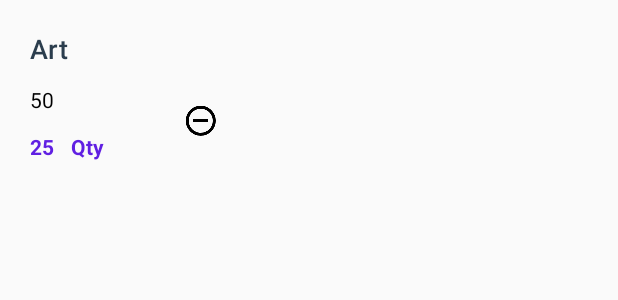
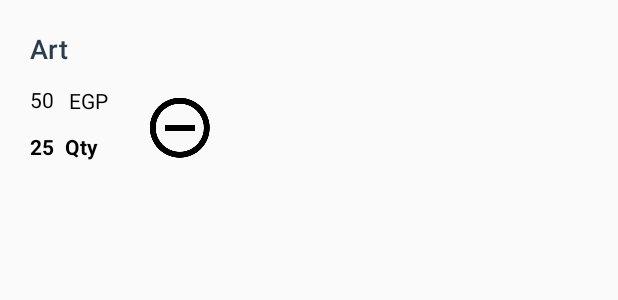
Before and after one commit to AhmedZaki918/Books-Store, an Android app: the layout list_item.xml on its own in the app's theme, with its tools: preview values and no code run, on a phone screen of 412 x 824 dp. Shown: the top 300 px of the screen. Run offline under Robolectric (Android 15) with nearby library versions, the phone set to English and light mode, and no system bars.

```diff
--- a/app/src/main/java/com/example/android/booksstore/CatalogActivity.java
+++ b/app/src/main/java/com/example/android/booksstore/CatalogActivity.java
@@ -114,7 +114,7 @@ public class CatalogActivity extends AppCompatActivity implements
         values.put(BookEntry.COLUMN_BOOK_PRICE, 30);
         values.put(BookEntry.COLUMN_BOOK_QUANTITY, 25);
         values.put(BookEntry.COLUMN_BOOK_SUPPLIER, "Ahmed Ali");
-        values.put(BookEntry.COLUMN_BOOK_PHONE, 100544881);
+        values.put(BookEntry.COLUMN_BOOK_PHONE, "01115444887");
 
 
         // Insert a new row for Art into the provider using the ContentResolver.
--- a/app/src/main/java/com/example/android/booksstore/EditorActivity.java
+++ b/app/src/main/java/com/example/android/booksstore/EditorActivity.java
@@ -404,14 +404,14 @@ public class EditorActivity extends AppCompatActivity implements
             int price = cursor.getInt(priceColumnIndex);
             int quantity = cursor.getInt(quantityColumnIndex);
             String supplier = cursor.getString(supplierColumnIndex);
-            int phone = cursor.getInt(phoneColumnIndex);
+            String phone = cursor.getString(phoneColumnIndex);
 
             // Update the views on the screen with the values from the database
             mProductEditText.setText(product);
             mPriceEditText.setText(Integer.toString(price));
             mQuantityEditText.setText(Integer.toString(quantity));
             mSupplierEditText.setText(supplier);
-            mPhoneEditText.setText(Integer.toString(phone));
+            mPhoneEditText.setText(phone);
         }
     }
 
--- a/app/src/main/java/com/example/android/booksstore/data/BookDbHelper.java
+++ b/app/src/main/java/com/example/android/booksstore/data/BookDbHelper.java
@@ -41,7 +41,7 @@ public class BookDbHelper extends SQLiteOpenHelper {
                 + BookEntry.COLUMN_BOOK_PRICE + " REAL, "
                 + BookEntry.COLUMN_BOOK_QUANTITY + " INTEGER, "
                 + BookEntry.COLUMN_BOOK_SUPPLIER + " TEXT, "
-                + BookEntry.COLUMN_BOOK_PHONE + " INTEGER);";
+                + BookEntry.COLUMN_BOOK_PHONE + " TEXT);";
 
         // Execute the SQL statement
         db.execSQL(SQL_CREATE_BOOKS_TABLE);
--- a/app/src/main/res/layout/activity_catalog.xml
+++ b/app/src/main/res/layout/activity_catalog.xml
@@ -3,7 +3,8 @@
     xmlns:tools="http://schemas.android.com/tools"
     android:layout_width="match_parent"
     android:layout_height="match_parent"
-    tools:context=".CatalogActivity">
+    tools:context=".CatalogActivity"
+    android:background="@drawable/lysander_yuen_1344992_unsplash">
 
     <ListView
         android:id="@+id/list"
--- a/app/src/main/res/layout/list_item.xml
+++ b/app/src/main/res/layout/list_item.xml
@@ -43,7 +43,7 @@
         android:layout_marginTop="12dp"
         android:fontFamily="sans-serif"
         android:textAppearance="?android:textAppearanceSmall"
-        android:textColor="@color/purple"
+        android:textColor="@color/black"
         android:textSize="14sp"
         android:textStyle="bold"
         app:layout_constraintStart_toStartOf="parent"
@@ -54,26 +54,24 @@
         android:id="@+id/sale"
         android:layout_width="wrap_content"
         android:layout_height="wrap_content"
+        android:layout_marginStart="24dp"
         android:layout_marginTop="45dp"
-        android:layout_marginEnd="250dp"
         android:layout_marginBottom="8dp"
-        android:src="@drawable/baseline_remove_circle_outline_black_24"
+        android:src="@drawable/baseline_remove_circle_outline_black_48"
         app:layout_constraintBottom_toBottomOf="parent"
-        app:layout_constraintEnd_toEndOf="parent"
+        app:layout_constraintStart_toEndOf="@+id/currency"
         app:layout_constraintTop_toTopOf="parent" />
 
     <TextView
         android:id="@+id/currency"
         android:layout_width="wrap_content"
         android:layout_height="wrap_content"
-        android:layout_marginStart="8dp"
-        android:layout_marginTop="16dp"
-        android:layout_marginEnd="270dp"
+        android:layout_marginStart="10dp"
+        android:layout_marginTop="8dp"
         android:layout_marginBottom="8dp"
         android:text="@string/currency"
         android:textColor="@color/black"
         app:layout_constraintBottom_toBottomOf="parent"
-        app:layout_constraintEnd_toStartOf="@+id/sale"
         app:layout_constraintStart_toEndOf="@+id/price"
         app:layout_constraintTop_toTopOf="parent" />
 
@@ -81,15 +79,16 @@
         android:id="@+id/qty"
         android:layout_width="wrap_content"
         android:layout_height="wrap_content"
-        android:layout_marginStart="8dp"
+        android:layout_marginStart="4dp"
+        android:layout_marginTop="11dp"
         android:layout_marginEnd="250dp"
         android:text="@string/quantity"
-        android:textColor="@color/purple"
+        android:textColor="@color/black"
         android:textSize="14sp"
         android:textStyle="bold"
-        app:layout_constraintBottom_toBottomOf="parent"
         app:layout_constraintEnd_toEndOf="parent"
         app:layout_constraintHorizontal_bias="0.039"
-        app:layout_constraintStart_toEndOf="@+id/quantity" />
+        app:layout_constraintStart_toEndOf="@+id/quantity"
+        app:layout_constraintTop_toBottomOf="@+id/currency" />
 
 </android.support.constraint.ConstraintLayout>
--- a/app/src/main/res/values/strings.xml
+++ b/app/src/main/res/values/strings.xml
@@ -91,5 +91,8 @@
     <!-- Currency -->
     <string name="currency">EGP</string>
 
+    <!-- Unknown book -->
+    <string name="unknown_book">Unknown</string>
+
 
 </resources>
```
Also changed, not shown: app/src/main/java/com/example/android/booksstore/BookCursorAdapter.java (+8 -0 lines), app/src/main/res/layout/activity_editior.xml (+5 -8 lines), app/src/main/res/drawable-hdpi/joel_filipe_151692_unsplash.jpg (added), app/src/main/res/drawable-hdpi/lysander_yuen_1344992_unsplash.jpg (added), app/src/main/res/drawable-mdpi/joel_filipe_151692_unsplash.jpg (added), app/src/main/res/drawable-mdpi/lysander_yuen_1344992_unsplash.jpg (added), app/src/main/res/drawable-xhdpi/joel_filipe_151692_unsplash.jpg (added), app/src/main/res/drawable-xhdpi/lysander_yuen_1344992_unsplash.jpg (added), app/src/main/res/drawable-xxhdpi/joel_filipe_151692_unsplash.jpg (added), 3 other files.
